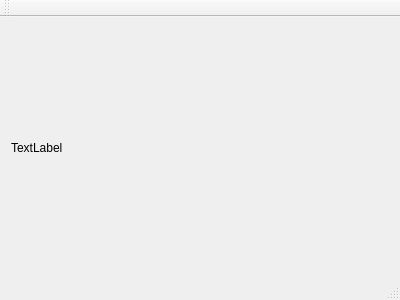
Qt form binaryclock/mainwindow.ui (torrancee/binaryclock) before a commit.
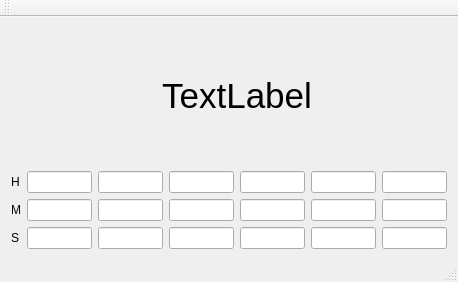
The same form after that commit.

```diff
--- a/binaryclock/mainwindow.ui
+++ b/binaryclock/mainwindow.ui
@@ -6,8 +6,8 @@
    <rect>
     <x>0</x>
     <y>0</y>
-    <width>400</width>
-    <height>300</height>
+    <width>458</width>
+    <height>282</height>
    </rect>
   </property>
   <property name="windowTitle">
@@ -15,10 +15,93 @@
   </property>
   <widget class="QWidget" name="centralWidget">
    <layout class="QGridLayout" name="gridLayout">
-    <item row="0" column="0">
+    <item row="1" column="5">
+     <widget class="QLineEdit" name="lineEdit_5"/>
+    </item>
+    <item row="1" column="2">
+     <widget class="QLineEdit" name="lineEdit_2"/>
+    </item>
+    <item row="1" column="1">
+     <widget class="QLineEdit" name="lineEdit"/>
+    </item>
+    <item row="2" column="5">
+     <widget class="QLineEdit" name="lineEdit_11"/>
+    </item>
+    <item row="2" column="6">
+     <widget class="QLineEdit" name="lineEdit_12"/>
+    </item>
+    <item row="3" column="3">
+     <widget class="QLineEdit" name="lineEdit_15"/>
+    </item>
+    <item row="3" column="4">
+     <widget class="QLineEdit" name="lineEdit_16"/>
+    </item>
+    <item row="3" column="5">
+     <widget class="QLineEdit" name="lineEdit_17"/>
+    </item>
+    <item row="3" column="6">
+     <widget class="QLineEdit" name="lineEdit_18"/>
+    </item>
+    <item row="3" column="1">
+     <widget class="QLineEdit" name="lineEdit_13"/>
+    </item>
+    <item row="1" column="4">
+     <widget class="QLineEdit" name="lineEdit_4"/>
+    </item>
+    <item row="1" column="6">
+     <widget class="QLineEdit" name="lineEdit_6"/>
+    </item>
+    <item row="2" column="1">
+     <widget class="QLineEdit" name="lineEdit_7"/>
+    </item>
+    <item row="2" column="4">
+     <widget class="QLineEdit" name="lineEdit_10"/>
+    </item>
+    <item row="2" column="3">
+     <widget class="QLineEdit" name="lineEdit_9"/>
+    </item>
+    <item row="3" column="2">
+     <widget class="QLineEdit" name="lineEdit_14"/>
+    </item>
+    <item row="2" column="2">
+     <widget class="QLineEdit" name="lineEdit_8"/>
+    </item>
+    <item row="1" column="3">
+     <widget class="QLineEdit" name="lineEdit_3"/>
+    </item>
+    <item row="1" column="0">
+     <widget class="QLabel" name="label_2">
+      <property name="text">
+       <string>H</string>
+      </property>
+     </widget>
+    </item>
+    <item row="2" column="0">
+     <widget class="QLabel" name="label_3">
+      <property name="text">
+       <string>M</string>
+      </property>
+     </widget>
+    </item>
+    <item row="3" column="0">
+     <widget class="QLabel" name="label_4">
+      <property name="text">
+       <string>S</string>
+      </property>
+     </widget>
+    </item>
+    <item row="0" column="1" colspan="6">
      <widget class="QLabel" name="label">
+      <property name="font">
+       <font>
+        <pointsize>24</pointsize>
+       </font>
+      </property>
       <property name="text">
-       <string>TextLabel</string>
+       <string>&lt;html&gt;&lt;head/&gt;&lt;body&gt;&lt;p&gt;&lt;span style=&quot; font-size:26pt;&quot;&gt;TextLabel&lt;/span&gt;&lt;/p&gt;&lt;/body&gt;&lt;/html&gt;</string>
+      </property>
+      <property name="alignment">
+       <set>Qt::AlignCenter</set>
       </property>
      </widget>
     </item>
```
Left out of the diff: 2 changed lines with no effect on the pictures.
